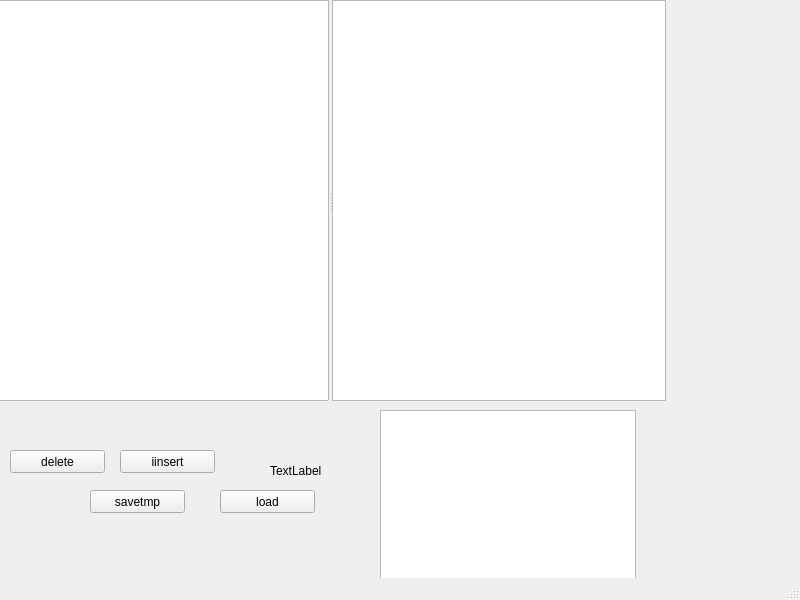
First picture: the form in ui/reknote.ui, repository Narfinger/reknote, before the edit.
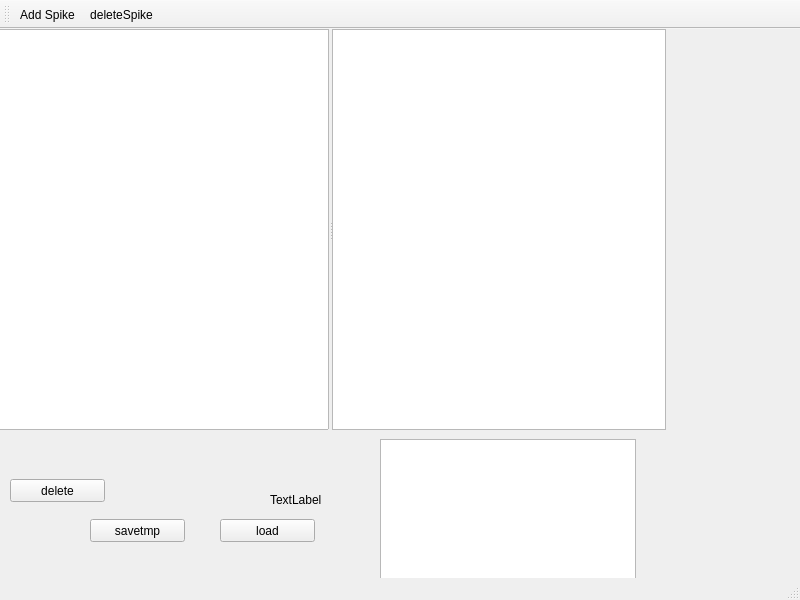
Second picture: the form after the edit. Icons and pictures are not drawn. Custom widgets are drawn as their Qt base class.

Diff of the .ui file:
```diff
--- a/ui/reknote.ui
+++ b/ui/reknote.ui
@@ -10,23 +10,15 @@
     <height>600</height>
    </rect>
   </property>
+  <property name="font">
+   <font>
+    <pointsize>9</pointsize>
+   </font>
+  </property>
   <property name="windowTitle">
    <string>MainWindow</string>
   </property>
   <widget class="QWidget" name="centralwidget">
-   <widget class="QPushButton" name="pushButton">
-    <property name="geometry">
-     <rect>
-      <x>120</x>
-      <y>450</y>
-      <width>95</width>
-      <height>23</height>
-     </rect>
-    </property>
-    <property name="text">
-     <string>iinsert</string>
-    </property>
-   </widget>
    <widget class="QLabel" name="label">
     <property name="geometry">
      <rect>
@@ -61,8 +53,20 @@
     <property name="childrenCollapsible">
      <bool>true</bool>
     </property>
-    <widget class="QTreeView" name="treeView"/>
-    <widget class="NoteView" name="listView"/>
+    <widget class="QTreeView" name="spikestreeview">
+     <property name="font">
+      <font>
+       <pointsize>12</pointsize>
+      </font>
+     </property>
+    </widget>
+    <widget class="NoteView" name="listView">
+     <property name="font">
+      <font>
+       <pointsize>12</pointsize>
+      </font>
+     </property>
+    </widget>
    </widget>
    <widget class="QPushButton" name="savebutton">
     <property name="geometry">
@@ -124,7 +128,40 @@
     </rect>
    </property>
   </widget>
-  <widget class="QStatusBar" name="statusbar"/>
+  <widget class="QToolBar" name="toolBar">
+   <property name="windowTitle">
+    <string>toolBar</string>
+   </property>
+   <attribute name="toolBarArea">
+    <enum>TopToolBarArea</enum>
+   </attribute>
+   <attribute name="toolBarBreak">
+    <bool>false</bool>
+   </attribute>
+   <addaction name="actionAddSpike"/>
+   <addaction name="actionDeleteSpike"/>
+  </widget>
+  <widget class="QStatusBar" name="statusBar"/>
+  <action name="actionAddSpike">
+   <property name="icon">
+    <iconset theme="document-new">
+     <normaloff/>
+    </iconset>
+   </property>
+   <property name="text">
+    <string>Add Spike</string>
+   </property>
+  </action>
+  <action name="actionDeleteSpike">
+   <property name="icon">
+    <iconset theme="edit-delete">
+     <normaloff/>
+    </iconset>
+   </property>
+   <property name="text">
+    <string>deleteSpike</string>
+   </property>
+  </action>
  </widget>
  <customwidgets>
   <customwidget>
```
